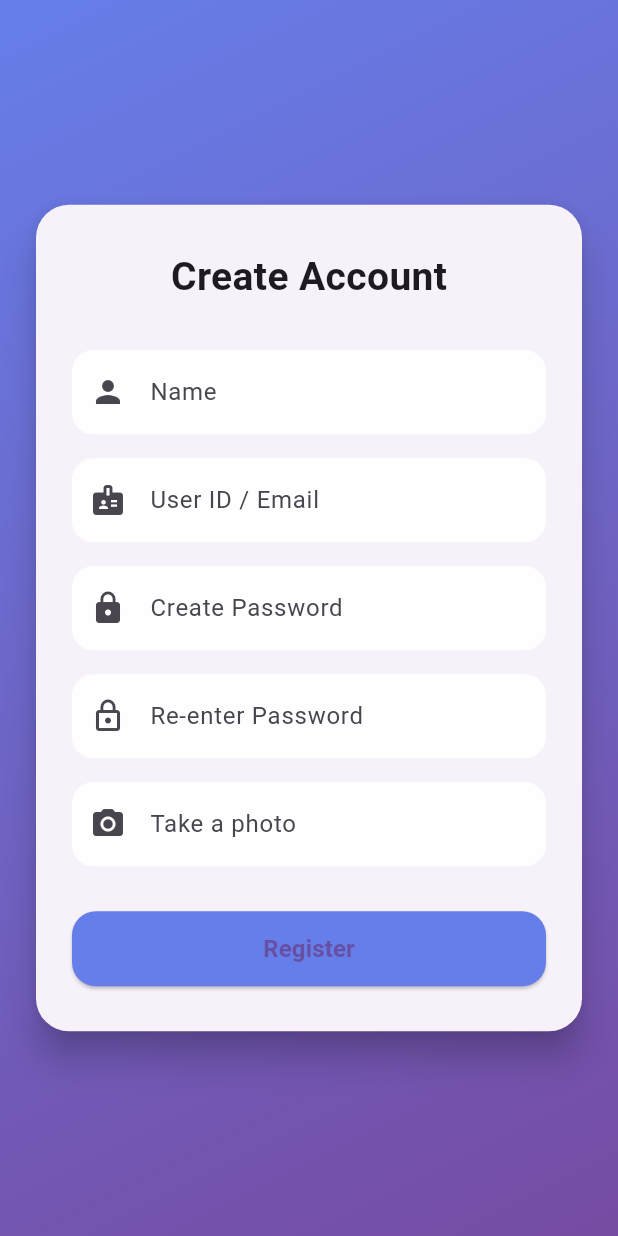
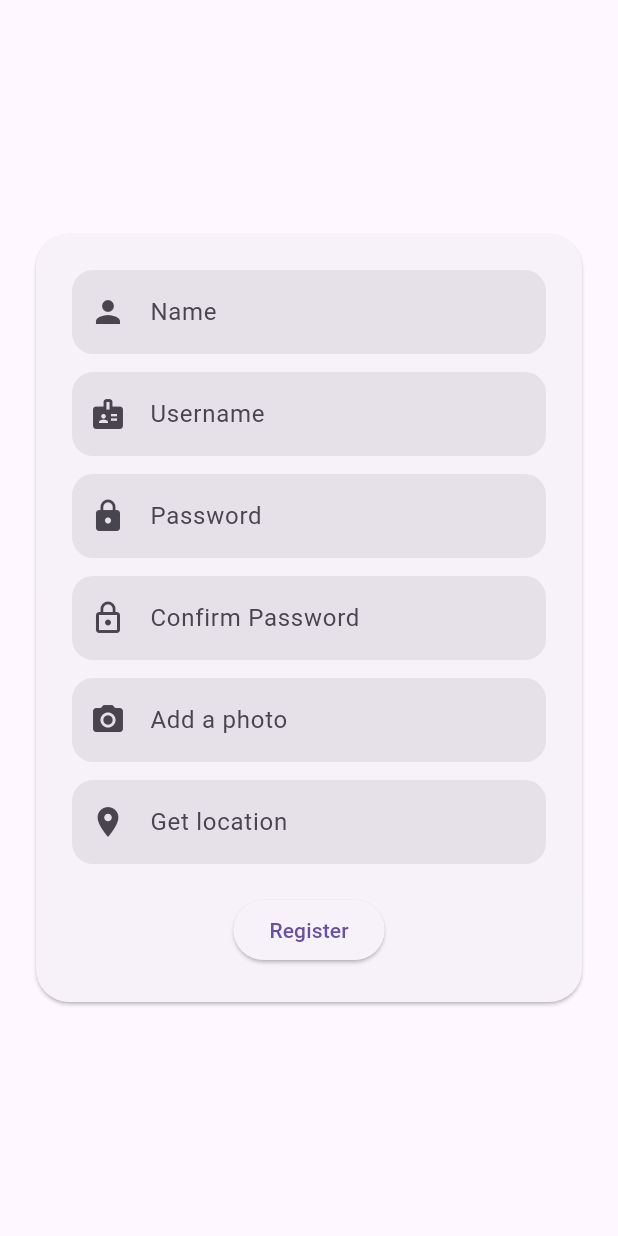
Before and after one commit to yawansharma/Navikarana, a Flutter app: the RegisterPage screen opened directly, on a phone screen of 412 x 824 dp. Run offline on Flutter 3.47's test engine with Material 3 defaults, Android fonts, the light colour scheme and no system bars; our stand-ins replace cloud_firestore, firebase_core, geolocator, image_picker, webview_flutter; missing offline and left inert: desktop_multi_window; accounts and stored records are empty.

Commit message:
Working webcam from chrome

```diff
--- a/lib/register_page.dart
+++ b/lib/register_page.dart
@@ -1,14 +1,13 @@
 import 'dart:io';
 import 'dart:io' show Platform;
-
-import 'package:file_picker/file_picker.dart';
+import 'package:url_launcher/url_launcher.dart';
 import 'package:flutter/material.dart';
 import 'package:image_picker/image_picker.dart';
 import 'package:geolocator/geolocator.dart';
+import 'package:cloud_firestore/cloud_firestore.dart';
 
-import 'package:unknown/home_page.dart';
-import 'package:cloud_firestore/cloud_firestore.dart';
-import 'package:firebase_storage/firebase_storage.dart';
+import 'camera_page.dart';
+import 'home_page.dart';
 
 class RegisterPage extends StatefulWidget {
   const RegisterPage({super.key});
@@ -19,23 +18,17 @@ class RegisterPage extends StatefulWidget {
 
 class _RegisterPageState extends State<RegisterPage>
     with SingleTickerProviderStateMixin {
-  // Controllers
   final nameController = TextEditingController();
   final idController = TextEditingController();
   final passwordController = TextEditingController();
   final confirmPasswordController = TextEditingController();
 
-  // Camera
-  final ImagePicker _picker = ImagePicker();
-
-  File? _capturedImage;
+  File? _localPhoto; // UI ONLY
   double? latitude;
   double? longitude;
 
-  // Location state
   bool _fetchingLocation = false;
 
-  // Animations
   late AnimationController _controller;
   late Animation<double> _fadeAnim;
   late Animation<Offset> _slideAnim;
@@ -44,37 +37,81 @@ class _RegisterPageState extends State<RegisterPage>
   void initState() {
     super.initState();
 
-    _controller = AnimationController(
-      vsync: this,
-      duration: const Duration(milliseconds: 800),
-    );
-
-    _fadeAnim = CurvedAnimation(
-      parent: _controller,
-      curve: Curves.easeIn,
-    );
-
+    _controller =
+        AnimationController(vsync: this, duration: const Duration(milliseconds: 800));
+    _fadeAnim = CurvedAnimation(parent: _controller, curve: Curves.easeIn);
     _slideAnim = Tween<Offset>(
       begin: const Offset(0, 0.1),
       end: Offset.zero,
     ).animate(
-      CurvedAnimation(
-        parent: _controller,
-        curve: Curves.easeOut,
-      ),
+      CurvedAnimation(parent: _controller, curve: Curves.easeOut),
     );
 
     _controller.forward();
   }
 
-  // 📍 LOCATION (WINDOWS + MOBILE)
+  // 📸 PHOTO PICK
+  Future<void> _pickPhoto() async {
+  if (!Platform.isWindows) {
+    final XFile? photo =
+        await ImagePicker().pickImage(source: ImageSource.camera);
+    if (photo != null) {
+      setState(() => _localPhoto = File(photo.path));
+    }
+    return;
+  }
+
+  final htmlPath =
+      '${Directory.current.path}\\windows\\runner\\resources\\camera.html';
+
+  await launchUrl(
+    Uri.file(htmlPath),
+    mode: LaunchMode.externalApplication,
+  );
+
+  final downloadsDir =
+      Directory('${Platform.environment['USERPROFILE']}\\Downloads');
+
+  final startTime = DateTime.now();
+
+  // 🔁 POLL for up to 15 seconds
+  while (DateTime.now().difference(startTime).inSeconds < 15) {
+    final files = downloadsDir
+        .listSync()
+        .whereType<File>()
+        .where((f) =>
+            f.path.endsWith('captured_photo.png') &&
+            f.lastModifiedSync().isAfter(startTime))
+        .toList();
+
+    if (files.isNotEmpty) {
+      setState(() => _localPhoto = files.first);
+
+      ScaffoldMessenger.of(context).showSnackBar(
+        const SnackBar(content: Text("📸 Photo captured successfully")),
+      );
+      return;
+    }
+
+    await Future.delayed(const Duration(milliseconds: 500));
+  }
+
+  // ❌ Timeout
+  ScaffoldMessenger.of(context).showSnackBar(
+    const SnackBar(content: Text("❌ Photo capture timed out")),
+  );
+}
+
+
+
+  // 📍 LOCATION
   Future<void> _getCurrentLocation() async {
     setState(() => _fetchingLocation = true);
 
-    bool serviceEnabled = await Geolocator.isLocationServiceEnabled();
-    if (!serviceEnabled) {
+    bool enabled = await Geolocator.isLocationServiceEnabled();
+    if (!enabled) {
       setState(() => _fetchingLocation = false);
-      throw Exception("Location services are disabled");
+      return;
     }
 
     LocationPermission permission = await Geolocator.checkPermission();
@@ -85,81 +122,37 @@ class _RegisterPageState extends State<RegisterPage>
     if (permission == LocationPermission.denied ||
         permission == LocationPermission.deniedForever) {
       setState(() => _fetchingLocation = false);
-      throw Exception("Location permission denied");
+      return;
     }
 
-    final position = await Geolocator.getCurrentPosition(
+    final pos = await Geolocator.getCurrentPosition(
       desiredAccuracy: LocationAccuracy.high,
     );
 
     setState(() {
-      latitude = position.latitude;
-      longitude = position.longitude;
+      latitude = pos.latitude;
+      longitude = pos.longitude;
       _fetchingLocation = false;
     });
   }
 
-  // 📸 PHOTO + LOCATION
-  Future<void> _takePhoto() async {
-    // -------------------------------
-    // WINDOWS
-    // -------------------------------
-    if (Platform.isWindows) {
-      final result = await FilePicker.platform.pickFiles(
-        type: FileType.image,
-      );
-
-      if (result == null) return;
-
-      setState(() {
-        _capturedImage = File(result.files.single.path!);
-      });
-
-      await _getCurrentLocation();
-      return;
-    }
-
-    // -------------------------------
-    // ANDROID / IOS
-    // -------------------------------
-    final XFile? photo =
-        await _picker.pickImage(source: ImageSource.camera);
-
-    if (photo == null) return;
-
-    setState(() {
-      _capturedImage = File(photo.path);
-    });
-
-    await _getCurrentLocation();
-  }
-
+  // 🧾 REGISTER USER
   Future<void> _registerUser() async {
-    try {
     final existingUser = await FirebaseFirestore.instance
         .collection('users')
         .where('username', isEqualTo: idController.text.trim())
         .get();
 
     if (existingUser.docs.isNotEmpty) {
-        ScaffoldMessenger.of(context).showSnackBar(
-          const SnackBar(content: Text("Username already exists")),
-        );
+      ScaffoldMessenger.of(context)
+          .showSnackBar(const SnackBar(content: Text("Username already exists")));
       return;
     }
 
-      final ref = FirebaseStorage.instance
-          .ref()
-          .child('user_photos')
-          .child('${DateTime.now().millisecondsSinceEpoch}.jpg');
-
-      await ref.putFile(_capturedImage!);
-      final imageUrl = await ref.getDownloadURL();
-
     await FirebaseFirestore.instance.collection('users').add({
+      'name': nameController.text.trim(),
       'username': idController.text.trim(),
-        'password': passwordController.text.trim(), // ⚠️ demo only
-        'imageUrl': imageUrl,
+      'password': passwordController.text.trim(), // demo only
       'latitude': latitude,
       'longitude': longitude,
       'createdAt': FieldValue.serverTimestamp(),
@@ -169,17 +162,13 @@ class _RegisterPageState extends State<RegisterPage>
       context,
       MaterialPageRoute(
         builder: (_) => HomePage(
-            imageUrl: imageUrl,
+          name: nameController.text.trim(),
           latitude: latitude!,
           longitude: longitude!,
+          photo: _localPhoto,
         ),
       ),
     );
-    } catch (e) {
-      ScaffoldMessenger.of(context).showSnackBar(
-        SnackBar(content: Text(e.toString())),
-      );
-    }
   }
 
   @override
@@ -192,166 +181,87 @@ class _RegisterPageState extends State<RegisterPage>
     super.dispose();
   }
 
-  InputDecoration _inputDecoration(String label, IconData icon) {
-    return InputDecoration(
+  InputDecoration _input(String label, IconData icon) => InputDecoration(
         labelText: label,
         prefixIcon: Icon(icon),
         filled: true,
-      fillColor: Colors.white.withOpacity(0.9),
         border: OutlineInputBorder(
           borderRadius: BorderRadius.circular(14),
           borderSide: BorderSide.none,
         ),
       );
-  }
 
   @override
   Widget build(BuildContext context) {
     return Scaffold(
-      body: Container(
-        decoration: const BoxDecoration(
-          gradient: LinearGradient(
-            begin: Alignment.topLeft,
-            end: Alignment.bottomRight,
-            colors: [
-              Color(0xFF667EEA),
-              Color(0xFF764BA2),
-            ],
-          ),
-        ),
-        child: Center(
+      body: Center(
         child: SingleChildScrollView(
           padding: const EdgeInsets.all(20),
-            child: FadeTransition(
-              opacity: _fadeAnim,
-              child: SlideTransition(
-                position: _slideAnim,
           child: Card(
-                  elevation: 10,
-                  shape: RoundedRectangleBorder(
-                    borderRadius: BorderRadius.circular(22),
-                  ),
+            shape: RoundedRectangleBorder(borderRadius: BorderRadius.circular(22)),
             child: Padding(
-                    padding: const EdgeInsets.symmetric(
-                      horizontal: 24,
-                      vertical: 30,
-                    ),
+              padding: const EdgeInsets.all(24),
               child: Column(
-                      mainAxisSize: MainAxisSize.min,
                 children: [
-                        const Text(
-                          "Create Account",
-                          style: TextStyle(
-                            fontSize: 26,
-                            fontWeight: FontWeight.bold,
-                          ),
-                        ),
-                        const SizedBox(height: 30),
-
-                        TextFormField(
-                          controller: nameController,
-                          decoration:
-                              _inputDecoration("Name", Icons.person),
-                        ),
-                        const SizedBox(height: 16),
-
-                        TextFormField(
-                          controller: idController,
-                          decoration:
-                              _inputDecoration("User ID / Email", Icons.badge),
-                        ),
-                        const SizedBox(height: 16),
-
-                        TextFormField(
-                          controller: passwordController,
-                          obscureText: true,
-                          decoration:
-                              _inputDecoration("Create Password", Icons.lock),
-                        ),
-                        const SizedBox(height: 16),
-
-                        TextFormField(
-                          controller: confirmPasswordController,
-                          obscureText: true,
-                          decoration: _inputDecoration(
-                              "Re-enter Password", Icons.lock_outline),
-                        ),
-                        const SizedBox(height: 16),
+                  TextFormField(controller: nameController, decoration: _input("Name", Icons.person)),
+                  const SizedBox(height: 12),
+                  TextFormField(controller: idController, decoration: _input("Username", Icons.badge)),
+                  const SizedBox(height: 12),
+                  TextFormField(controller: passwordController, obscureText: true, decoration: _input("Password", Icons.lock)),
+                  const SizedBox(height: 12),
+                  TextFormField(controller: confirmPasswordController, obscureText: true, decoration: _input("Confirm Password", Icons.lock_outline)),
+                  const SizedBox(height: 12),
 
                   TextFormField(
                     readOnly: true,
-                          onTap: _takePhoto,
-                          decoration: _inputDecoration(
-                            _fetchingLocation
-                                ? "Fetching location..."
-                                : latitude == null
-                                    ? "Take a photo"
-                                    : "Photo & location captured",
-                            Icons.camera_alt,
+                    onTap: _pickPhoto,
+                    decoration: _input("Add a photo", Icons.camera_alt),
+                  ),
+                  if (_localPhoto != null) ...[
+  const SizedBox(height: 12),
+  Image.file(
+    _localPhoto!,
+    height: 120,
+    fit: BoxFit.cover,
+  ),
+],
+
+
+                  const SizedBox(height: 12),
+
+                  TextFormField(
+                    readOnly: true,
+                    onTap: _getCurrentLocation,
+                    decoration: _input(
+                      _fetchingLocation ? "Fetching location..." : "Get location",
+                      Icons.location_on,
                     ),
                   ),
 
-                        if (_capturedImage != null) ...[
-                          const SizedBox(height: 12),
-                          ClipRRect(
-                            borderRadius: BorderRadius.circular(12),
-                            child: Image.file(
-                              _capturedImage!,
-                              height: 120,
-                              width: 120,
-                              fit: BoxFit.cover,
-                            ),
-                          ),
-                        ],
+                  const SizedBox(height: 20),
 
-                        const SizedBox(height: 30),
-
-                        SizedBox(
-                          width: double.infinity,
-                          height: 50,
-                          child: ElevatedButton(
-                            style: ElevatedButton.styleFrom(
-                              backgroundColor: const Color(0xFF667EEA),
-                              shape: RoundedRectangleBorder(
-                                borderRadius: BorderRadius.circular(16),
-                              ),
-                            ),
+                  ElevatedButton(
   onPressed: () {
-                              if (_capturedImage == null ||
-                                  latitude == null ||
-                                  longitude == null) {
+    if (latitude == null || longitude == null) {
       ScaffoldMessenger.of(context).showSnackBar(
-                                  const SnackBar(
-                                      content: Text(
-                                          "Photo & location required")),
+        const SnackBar(content: Text("📍 Please fetch location first")),
       );
       return;
     }
 
-                              if (passwordController.text !=
-                                  confirmPasswordController.text) {
+    if (passwordController.text != confirmPasswordController.text) {
       ScaffoldMessenger.of(context).showSnackBar(
-                                  const SnackBar(
-                                      content:
-                                          Text("Passwords do not match")),
+        const SnackBar(content: Text("Passwords do not match")),
       );
       return;
     }
+
     _registerUser();
   },
-                            child: const Text(
-                              "Register",
-                              style: TextStyle(
-                                fontSize: 16,
-                                fontWeight: FontWeight.bold,
-                              ),
-                            ),
-                          ),
-                        ),
+  child: const Text("Register"),
+)
+
                 ],
-                    ),
-                  ),
-                ),
               ),
             ),
           ),
```
Also changed, not shown: lib/camera_page.dart (added, +73 -0 lines), lib/eye_test_dialog.dart (added, +62 -0 lines), lib/home_page.dart (+75 -25 lines), lib/main.dart (+42 -88 lines), pubspec.yaml (+11 -1 lines), lib/admin_login.dart (added), pubspec.lock, 8 other files. Lines whose indentation alone changed are shown as unchanged.
